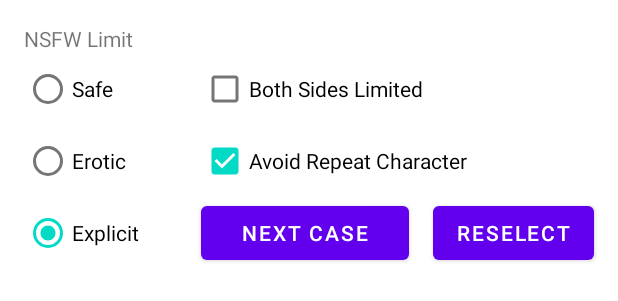
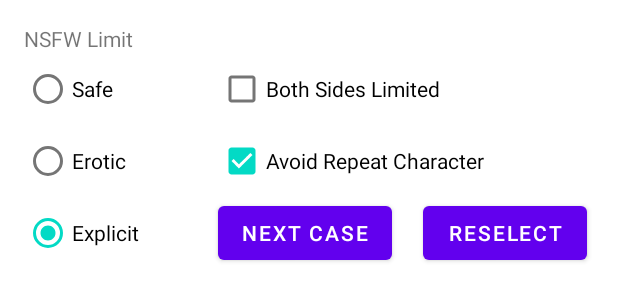
Before and after one commit to nickolasbradham/Android-Case-Selector, an Android app: the layout activity_main.xml on its own in the app's theme, with its tools: preview values and no code run, on a phone screen of 412 x 824 dp. Shown: the top 301 px of the screen. Run offline under Robolectric (Android 15) with nearby library versions, the phone set to English and light mode, and no system bars.

Commit message:
Slight layout adjustment and fixed a few warnings.

```diff
--- a/app/src/main/res/layout/activity_main.xml
+++ b/app/src/main/res/layout/activity_main.xml
@@ -8,8 +8,8 @@
 
     <RadioGroup
         android:id="@+id/radioGroup"
-        android:layout_width="86dp"
-        android:layout_height="145dp"
+        android:layout_width="wrap_content"
+        android:layout_height="wrap_content"
         android:layout_marginStart="16dp"
         app:layout_constraintStart_toStartOf="parent"
         app:layout_constraintTop_toBottomOf="@+id/nsfwLabel">
@@ -57,7 +57,7 @@
 
     <Button
         android:id="@+id/bNext"
-        android:layout_width="0dp"
+        android:layout_width="wrap_content"
         android:layout_height="wrap_content"
         android:layout_marginStart="32dp"
         android:onClick="onRoll"
@@ -69,10 +69,8 @@
 
     <Button
         android:id="@+id/bReselect"
-        android:layout_width="wrap_content"
+        android:layout_width="109dp"
         android:layout_height="wrap_content"
-        android:layout_marginStart="16dp"
-        android:layout_marginEnd="16dp"
         android:enabled="true"
         android:onClick="onReselect"
         android:text="@string/reselect"
--- a/gradle.properties
+++ b/gradle.properties
@@ -20,5 +20,5 @@ android.useAndroidX=true
 # thereby reducing the size of the R class for that library
 android.nonTransitiveRClass=true
 android.defaults.buildfeatures.buildconfig=true
-android.nonFinalResIds=false
+android.nonFinalResIds=true
 org.gradle.unsafe.configuration-cache=true
```
